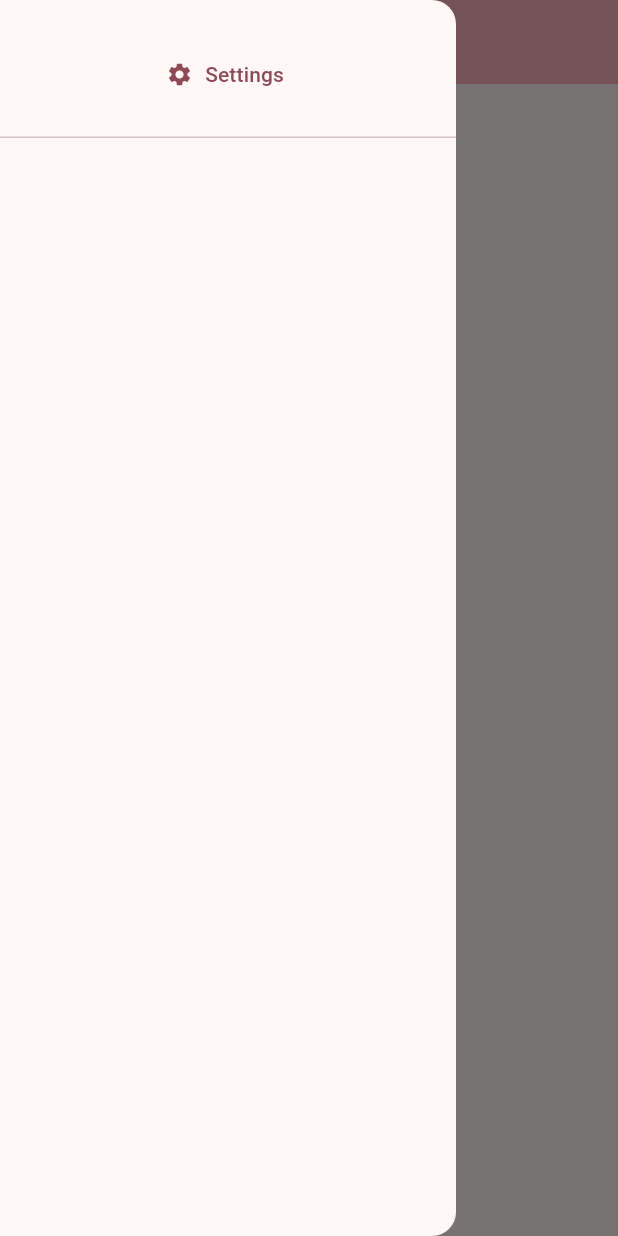
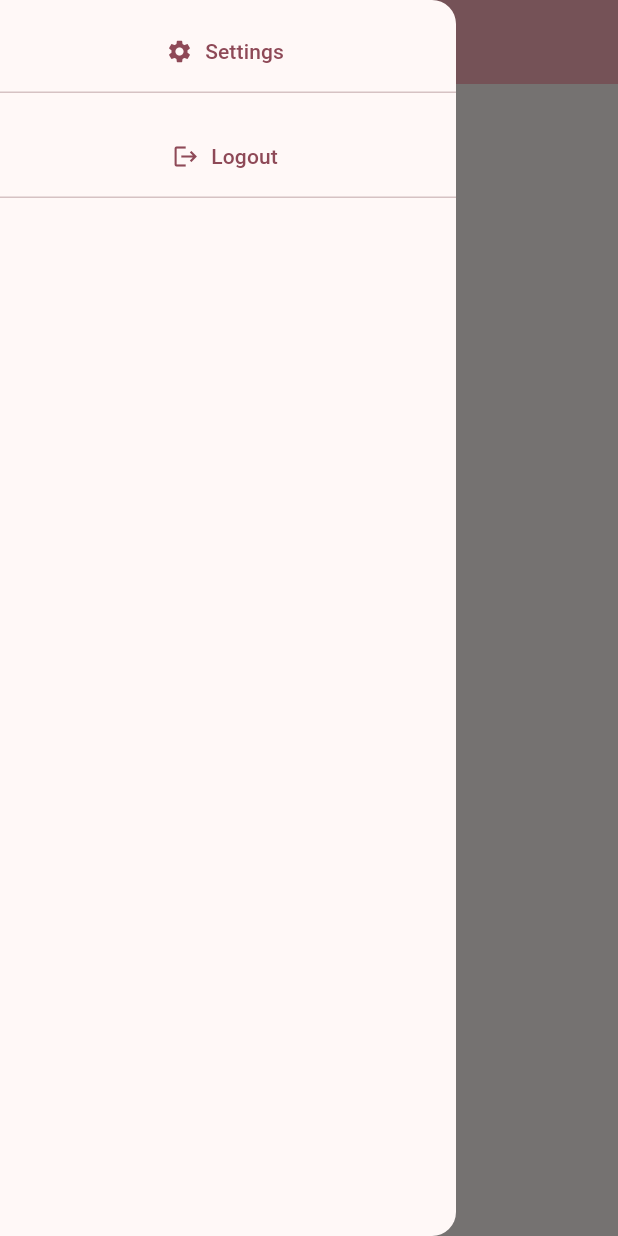
Before and after one commit to nezia1/missive-poc, a Flutter app: the HomeScreen screen opened by its route, with the side drawer open, on a phone screen of 412 x 824 dp. Run offline on Flutter 3.47's test engine with Material 3 defaults, Android fonts, the phone set to English and light mode, and no system bars; our stand-ins replace flutter_secure_storage, go_router, shared_preferences; accounts and stored records are empty.

Commit message:
add logout

```diff
--- a/client/lib/features/home/screens/home_screen.dart
+++ b/client/lib/features/home/screens/home_screen.dart
@@ -1,5 +1,7 @@
 import 'package:flutter/material.dart';
 import 'package:go_router/go_router.dart';
+import 'package:provider/provider.dart';
+import 'package:poc_flutter_client/features/authentication/auth_provider.dart';
 
 class HomeScreen extends StatefulWidget {
   const HomeScreen({super.key, required this.title});
@@ -23,7 +25,7 @@ class _HomeScreenState extends State<HomeScreen> {
           child: ListView(
             children: [
               SizedBox(
-                height: 100,
+                height: 70,
                 child: DrawerHeader(
                     child: TextButton.icon(
                   label: const Text('Settings'),
@@ -32,7 +34,18 @@ class _HomeScreenState extends State<HomeScreen> {
                     context.push('/settings');
                   },
                 )),
-              )
+              ),
+              SizedBox(
+                height: 70,
+                child: DrawerHeader(
+                    child: TextButton.icon(
+                        label: const Text('Logout'),
+                        icon: const Icon(Icons.logout),
+                        onPressed: () {
+                          Provider.of<AuthProvider>(context, listen: false)
+                              .logout();
+                        })),
+              ),
             ],
           ),
         ));
```
